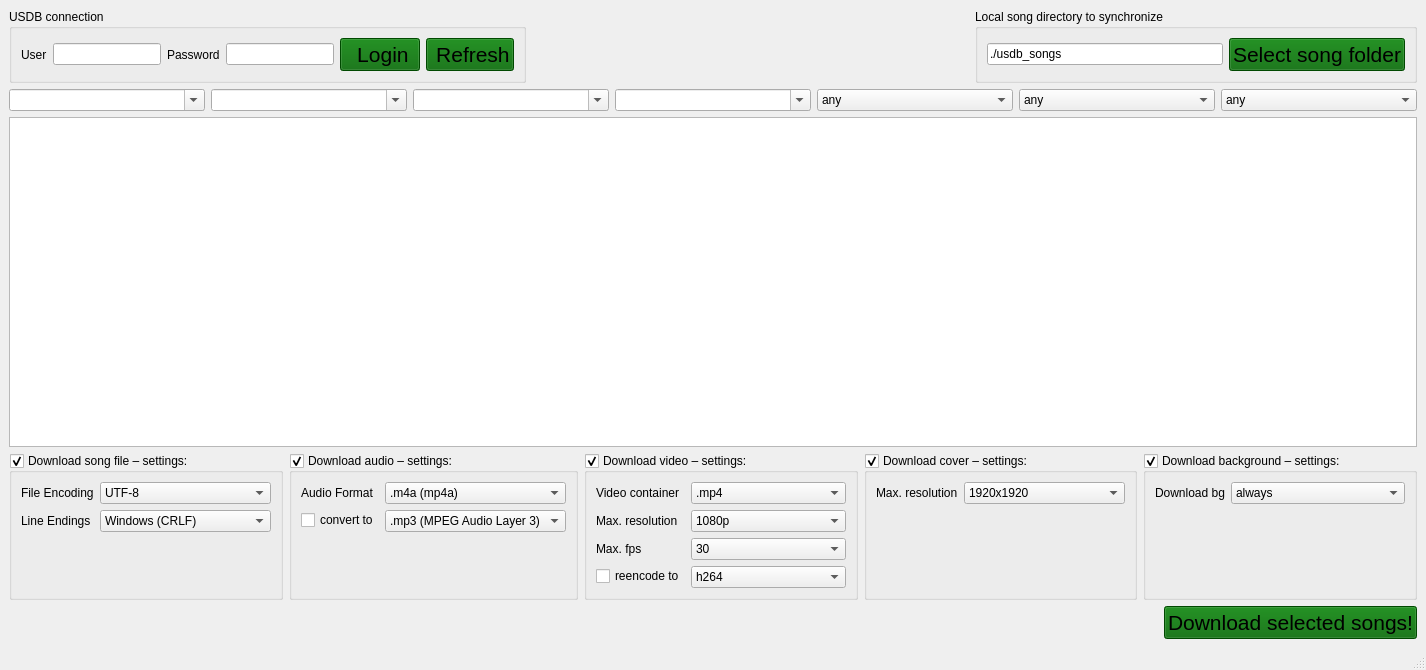
This is QUMainWindow.ui in bohning/usdb_syncer as Qt 5 draws it before an edit. The edited form follows.
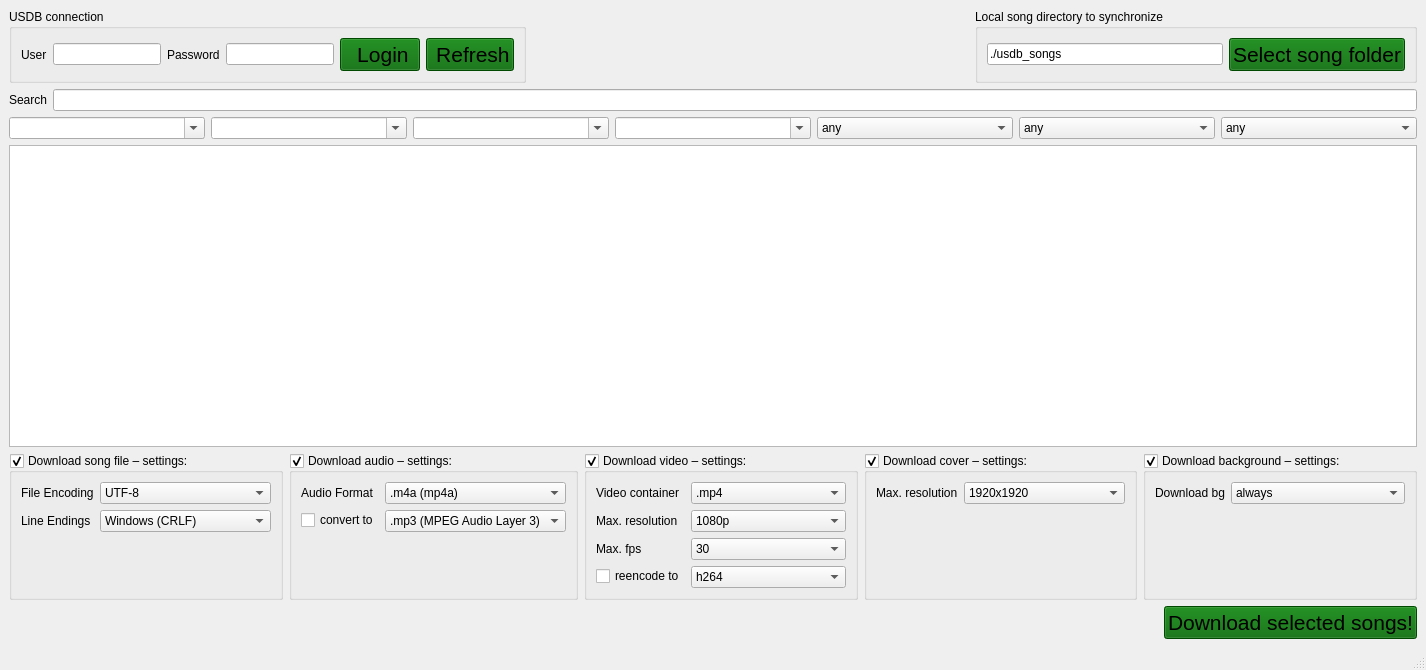
This is the edited form. Icons and pictures are not drawn.

Commit message: Changed QTreeView to QTableView and added a search field in the UI.

```diff
--- a/QUMainWindow.ui
+++ b/QUMainWindow.ui
@@ -137,6 +137,20 @@
       </item>
      </layout>
     </item>
+    <item>
+     <layout class="QHBoxLayout" name="horizontalLayout_5">
+      <item>
+       <widget class="QLabel" name="label_9">
+        <property name="text">
+         <string>Search</string>
+        </property>
+       </widget>
+      </item>
+      <item>
+       <widget class="QLineEdit" name="lineEdit_search"/>
+      </item>
+     </layout>
+    </item>
     <item>
      <layout class="QHBoxLayout" name="horizontalLayout_6">
       <item>
@@ -277,19 +291,10 @@
      </layout>
     </item>
     <item>
-     <widget class="QTreeView" name="treeView_availableSongs">
+     <widget class="QTableView" name="tableView_availableSongs">
       <property name="alternatingRowColors">
        <bool>true</bool>
       </property>
-      <property name="rootIsDecorated">
-       <bool>false</bool>
-      </property>
-      <property name="sortingEnabled">
-       <bool>true</bool>
-      </property>
-      <attribute name="headerHighlightSections">
-       <bool>false</bool>
-      </attribute>
      </widget>
     </item>
     <item>
```
The commit also changes 2 other files.
